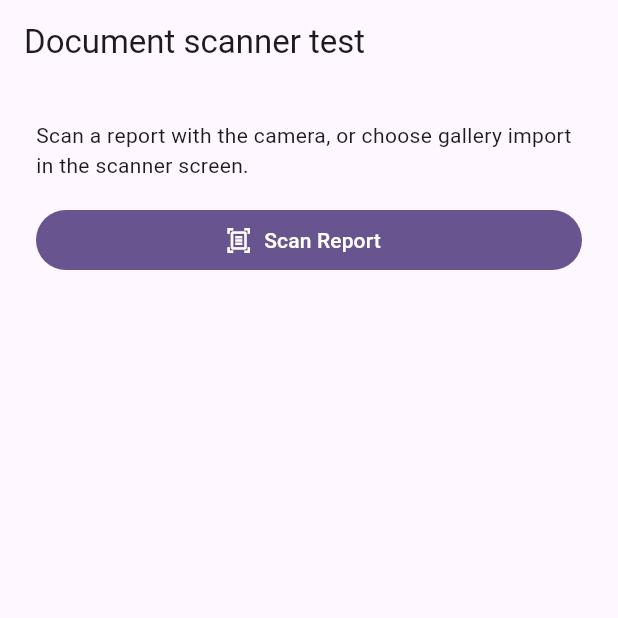
After one commit to Niharikagg/PreNest_, a Flutter app: the screen it shows after launch, after a tap on "Scan Report", on a phone screen of 412 x 824 dp, the top half of it. The commit adds this screen. Run offline on Flutter 3.47's test engine with Material 3 defaults, Android fonts, the phone set to English and light mode, and no system bars; missing offline and left inert: google_mlkit_document_scanner.

Commit message:
feat: integrate document scanner and persistent report storage

```diff
--- /dev/null
+++ b/lib/features/reports/capture/document_scanner_service.dart
@@ -0,0 +1,95 @@
+import 'dart:io';
+
+import 'package:flutter/services.dart';
+import 'package:google_mlkit_document_scanner/google_mlkit_document_scanner.dart';
+
+import 'report_scan_storage.dart';
+
+class DocumentScannerService {
+  const DocumentScannerService({this.storage = const ReportScanStorage()});
+
+  final ReportScanStorage storage;
+
+  Future<DocumentScanResult?> scanDocument() async {
+    final scanner = DocumentScanner(
+      options: DocumentScannerOptions(
+        documentFormats: const {DocumentFormat.jpeg, DocumentFormat.pdf},
+        pageLimit: 1,
+        mode: ScannerMode.full,
+        isGalleryImport: true,
+      ),
+    );
+
+    try {
+      final result = await scanner.scanDocument();
+      final imageFiles = (result.images ?? const <String>[])
+          .where((path) => path.isNotEmpty)
+          .map(File.new)
+          .toList(growable: false);
+      final pdfPath = result.pdf?.uri;
+      final storedScan = await storage.save(
+        jpegSources: imageFiles,
+        pdfSource: pdfPath == null || pdfPath.isEmpty ? null : File(pdfPath),
+      );
+
+      return DocumentScanResult(
+        images: storedScan?.images ?? const <File>[],
+        pdfFile: storedScan?.pdfFile,
+        pdfPageCount: storedScan?.pdfFile == null
+            ? null
+            : result.pdf?.pageCount,
+      );
+    } on PlatformException catch (error) {
+      if (error.code == 'DocumentScanner' &&
+          error.message == 'Operation cancelled') {
+        return null;
+      }
+      throw DocumentScannerException(
+        error.message ?? 'Document scanner failed (${error.code}).',
+      );
+    } on MissingPluginException {
+      throw const DocumentScannerException(
+        'Document scanner is unavailable on this platform.',
+      );
+    } on ReportScanStorageException catch (error) {
+      throw DocumentScannerException(error.message);
+    } on TypeError {
+      throw const DocumentScannerException(
+        'Document scanner returned an unexpected result.',
+      );
+    } finally {
+      try {
+        await scanner.close();
+      } on PlatformException catch (error) {
+        throw DocumentScannerException(
+          error.message ?? 'Could not release the document scanner.',
+        );
+      } on MissingPluginException {
+        throw const DocumentScannerException(
+          'Document scanner is unavailable on this platform.',
+        );
+      }
+    }
+  }
+}
+
+class DocumentScanResult {
+  DocumentScanResult({
+    required List<File> images,
+    this.pdfFile,
+    this.pdfPageCount,
+  }) : images = List<File>.unmodifiable(images);
+
+  final List<File> images;
+  final File? pdfFile;
+  final int? pdfPageCount;
+}
+
+class DocumentScannerException implements Exception {
+  const DocumentScannerException(this.message);
+
+  final String message;
+
+  @override
+  String toString() => message;
+}
--- /dev/null
+++ b/lib/features/reports/capture/document_scanner_test_page.dart
@@ -0,0 +1,145 @@
+import 'dart:io';
+
+import 'package:flutter/material.dart';
+
+import 'document_scanner_service.dart';
+
+class DocumentScannerTestPage extends StatefulWidget {
+  const DocumentScannerTestPage({
+    super.key,
+    this.scannerService = const DocumentScannerService(),
+  });
+
+  final DocumentScannerService scannerService;
+
+  @override
+  State<DocumentScannerTestPage> createState() =>
+      _DocumentScannerTestPageState();
+}
+
+class _DocumentScannerTestPageState extends State<DocumentScannerTestPage> {
+  bool _isScanning = false;
+  bool _isStatusError = false;
+  String? _statusMessage;
+  DocumentScanResult? _scanResult;
+
+  Future<void> _scanDocument() async {
+    setState(() {
+      _isScanning = true;
+      _isStatusError = false;
+      _statusMessage = null;
+      _scanResult = null;
+    });
+
+    try {
+      final result = await widget.scannerService.scanDocument();
+      if (!mounted) return;
+
+      setState(() {
+        _scanResult = result;
+        if (result == null) {
+          _statusMessage = 'Scanning cancelled.';
+        } else if (result.images.isEmpty) {
+          _statusMessage = 'No scanned image was returned.';
+        } else {
+          _statusMessage = null;
+        }
+      });
+    } on DocumentScannerException catch (error) {
+      if (!mounted) return;
+      setState(() {
+        _statusMessage = error.message;
+        _isStatusError = true;
+      });
+    } finally {
+      if (mounted) {
+        setState(() {
+          _isScanning = false;
+        });
+      }
+    }
+  }
+
+  @override
+  Widget build(BuildContext context) {
+    final theme = Theme.of(context);
+    final result = _scanResult;
+
+    return Scaffold(
+      appBar: AppBar(title: const Text('Document scanner test')),
+      body: ListView(
+        padding: const EdgeInsets.all(24),
+        children: [
+          const Text(
+            'Scan a report with the camera, or choose gallery import in the '
+            'scanner screen.',
+          ),
+          const SizedBox(height: 16),
+          FilledButton.icon(
+            onPressed: _isScanning ? null : _scanDocument,
+            icon: _isScanning
+                ? const SizedBox.square(
+                    dimension: 18,
+                    child: CircularProgressIndicator(strokeWidth: 2),
+                  )
+                : const Icon(Icons.document_scanner_outlined),
+            label: const Text('Scan Report'),
+          ),
+          if (_statusMessage != null) ...[
+            const SizedBox(height: 16),
+            Text(
+              _statusMessage!,
+              style: TextStyle(
+                color: _isStatusError
+                    ? theme.colorScheme.error
+                    : theme.colorScheme.onSurfaceVariant,
+              ),
+            ),
+          ],
+          if (result != null) ...[
+            const SizedBox(height: 24),
+            for (final image in result.images) ...[
+              const Text('JPEG result'),
+              const SizedBox(height: 8),
+              SizedBox(
+                height: 360,
+                width: double.infinity,
+                child: Image.file(
+                  image,
+                  fit: BoxFit.contain,
+                  errorBuilder: (context, error, stackTrace) => const Center(
+                    child: Text('Unable to preview this image.'),
+                  ),
+                ),
+              ),
+              SelectableText('JPEG file: ${image.path}'),
+              _fileExistenceLabel('Stored JPEG exists', image),
+              const SizedBox(height: 16),
+            ],
+            if (result.pdfFile case final pdfFile?) ...[
+              const Text('PDF result'),
+              SelectableText('PDF file: ${pdfFile.path}'),
+              _fileExistenceLabel('Stored PDF exists', pdfFile),
+              if (result.pdfPageCount case final pageCount?)
+                Text('PDF pages: $pageCount'),
+            ],
+          ],
+        ],
+      ),
+    );
+  }
+
+  Widget _fileExistenceLabel(String label, File file) {
+    return FutureBuilder<bool>(
+      future: file.exists(),
+      builder: (context, snapshot) {
+        final value = snapshot.hasError
+            ? 'Error checking file: ${snapshot.error}'
+            : snapshot.hasData
+            ? '${snapshot.data}'
+            : 'Checking...';
+        return Text('$label: $value');
+      },
+    );
+  }
+}
--- a/lib/main.dart
+++ b/lib/main.dart
@@ -1,4 +1,6 @@
 import 'package:flutter/material.dart';
+
+import 'features/reports/capture/document_scanner_test_page.dart';
 
 void main() {
   runApp(const MyApp());
@@ -30,7 +32,7 @@ class MyApp extends StatelessWidget {
         // tested with just a hot reload.
         colorScheme: .fromSeed(seedColor: Colors.deepPurple),
       ),
-      home: const MyHomePage(title: 'Flutter Demo Home Page'),
+      home: const DocumentScannerTestPage(),
     );
   }
 }
--- a/pubspec.yaml
+++ b/pubspec.yaml
@@ -28,12 +28,14 @@ environment:
 # the latest version available on pub.dev. To see which dependencies have newer
 # versions available, run `flutter pub outdated`.
 dependencies:
+  google_mlkit_document_scanner: ^0.7.2
   flutter:
     sdk: flutter
 
   # The following adds the Cupertino Icons font to your application.
   # Use with the CupertinoIcons class for iOS style icons.
   cupertino_icons: ^1.0.8
+  path_provider: ^2.1.6
 
 dev_dependencies:
   flutter_test:
```
Also changed, not shown: lib/features/reports/capture/report_scan_storage.dart (added, +133 -0 lines), pubspec.lock, 5 other files.
